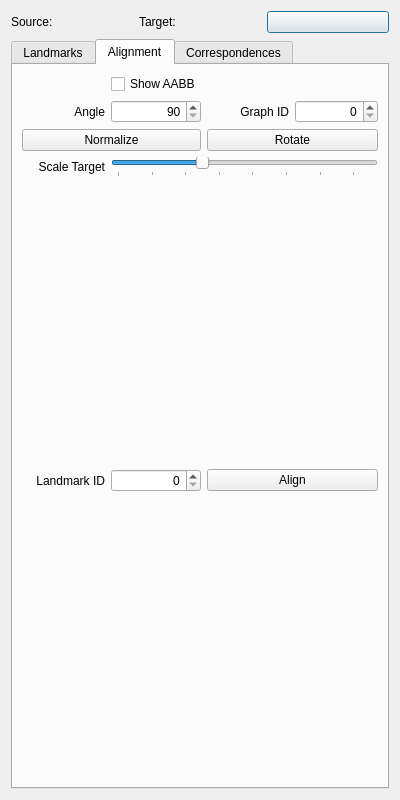
Qt form topo-blend/landmarks_dialog.ui (ialhashim/topo-blend) before a commit.
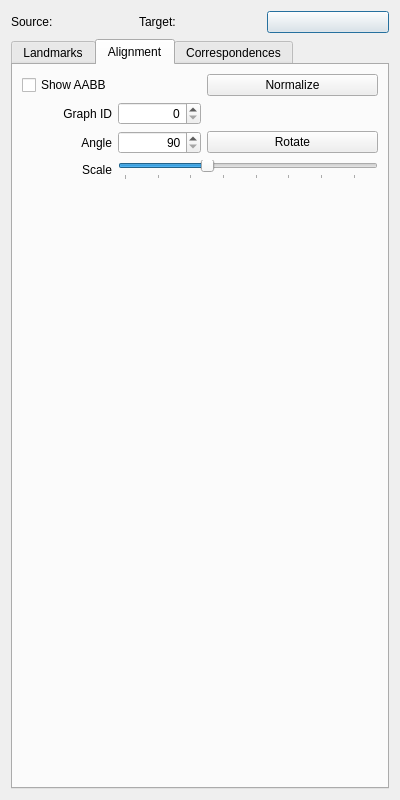
The same form after that commit. The open tabs and pages were chosen to show the change. Icons and pictures are not drawn.

Commit message: [Corr.] Added landmark features matrix. Work very well for test cases. [Structure] Changed the linking function.

What changed in the file:
```diff
--- a/topo-blend/landmarks_dialog.ui
+++ b/topo-blend/landmarks_dialog.ui
@@ -226,69 +226,6 @@
        <string>Alignment</string>
       </attribute>
       <layout class="QGridLayout" name="gridLayout">
-       <item row="7" column="3" colspan="2">
-        <widget class="QPushButton" name="alignButton">
-         <property name="text">
-          <string>Align</string>
-         </property>
-        </widget>
-       </item>
-       <item row="2" column="2">
-        <widget class="QSpinBox" name="angleAroundZ">
-         <property name="alignment">
-          <set>Qt::AlignRight|Qt::AlignTrailing|Qt::AlignVCenter</set>
-         </property>
-         <property name="minimum">
-          <number>90</number>
-         </property>
-         <property name="maximum">
-          <number>270</number>
-         </property>
-         <property name="singleStep">
-          <number>90</number>
-         </property>
-         <property name="value">
-          <number>90</number>
-         </property>
-        </widget>
-       </item>
-       <item row="7" column="2">
-        <widget class="QSpinBox" name="spinBox_2">
-         <property name="alignment">
-          <set>Qt::AlignRight|Qt::AlignTrailing|Qt::AlignVCenter</set>
-         </property>
-        </widget>
-       </item>
-       <item row="7" column="1">
-        <widget class="QLabel" name="label_2">
-         <property name="text">
-          <string>Landmark ID</string>
-         </property>
-         <property name="alignment">
-          <set>Qt::AlignRight|Qt::AlignTrailing|Qt::AlignVCenter</set>
-         </property>
-        </widget>
-       </item>
-       <item row="2" column="1">
-        <widget class="QLabel" name="label">
-         <property name="text">
-          <string>Angle</string>
-         </property>
-         <property name="alignment">
-          <set>Qt::AlignRight|Qt::AlignTrailing|Qt::AlignVCenter</set>
-         </property>
-        </widget>
-       </item>
-       <item row="2" column="3">
-        <widget class="QLabel" name="label_4">
-         <property name="text">
-          <string>Graph ID</string>
-         </property>
-         <property name="alignment">
-          <set>Qt::AlignRight|Qt::AlignTrailing|Qt::AlignVCenter</set>
-         </property>
-        </widget>
-       </item>
        <item row="10" column="1" colspan="4">
         <spacer name="verticalSpacer">
          <property name="orientation">
@@ -302,28 +239,14 @@
          </property>
         </spacer>
        </item>
-       <item row="1" column="2">
-        <widget class="QCheckBox" name="showAABB">
-         <property name="text">
-          <string>Show AABB</string>
-         </property>
-        </widget>
-       </item>
-       <item row="2" column="4">
-        <widget class="QSpinBox" name="graphID">
-         <property name="alignment">
-          <set>Qt::AlignRight|Qt::AlignTrailing|Qt::AlignVCenter</set>
-         </property>
-        </widget>
-       </item>
-       <item row="3" column="3" colspan="2">
+       <item row="5" column="3" colspan="2">
         <widget class="QPushButton" name="rotateButton">
          <property name="text">
           <string>Rotate</string>
          </property>
         </widget>
        </item>
-       <item row="4" column="2" colspan="3">
+       <item row="6" column="2" colspan="3">
         <widget class="QSlider" name="scaleTarget">
          <property name="minimum">
           <number>25</number>
@@ -354,35 +277,75 @@
          </property>
         </widget>
        </item>
-       <item row="4" column="1">
+       <item row="6" column="1">
         <widget class="QLabel" name="label_7">
          <property name="text">
-          <string>Scale Target</string>
+          <string>Scale</string>
          </property>
          <property name="alignment">
           <set>Qt::AlignRight|Qt::AlignTrailing|Qt::AlignVCenter</set>
          </property>
         </widget>
        </item>
-       <item row="3" column="1" colspan="2">
+       <item row="4" column="1">
+        <widget class="QLabel" name="label_4">
+         <property name="text">
+          <string>Graph ID</string>
+         </property>
+         <property name="alignment">
+          <set>Qt::AlignRight|Qt::AlignTrailing|Qt::AlignVCenter</set>
+         </property>
+        </widget>
+       </item>
+       <item row="4" column="2">
+        <widget class="QSpinBox" name="graphID">
+         <property name="alignment">
+          <set>Qt::AlignRight|Qt::AlignTrailing|Qt::AlignVCenter</set>
+         </property>
+        </widget>
+       </item>
+       <item row="5" column="1">
+        <widget class="QLabel" name="label">
+         <property name="text">
+          <string>Angle</string>
+         </property>
+         <property name="alignment">
+          <set>Qt::AlignRight|Qt::AlignTrailing|Qt::AlignVCenter</set>
+         </property>
+        </widget>
+       </item>
+       <item row="5" column="2">
+        <widget class="QSpinBox" name="angleAroundZ">
+         <property name="alignment">
+          <set>Qt::AlignRight|Qt::AlignTrailing|Qt::AlignVCenter</set>
+         </property>
+         <property name="minimum">
+          <number>90</number>
+         </property>
+         <property name="maximum">
+          <number>270</number>
+         </property>
+         <property name="singleStep">
+          <number>90</number>
+         </property>
+         <property name="value">
+          <number>90</number>
+         </property>
+        </widget>
+       </item>
+       <item row="3" column="3" colspan="2">
         <widget class="QPushButton" name="normalizeButton">
          <property name="text">
           <string>Normalize</string>
          </property>
         </widget>
        </item>
-       <item row="6" column="1" colspan="4">
-        <spacer name="verticalSpacer_2">
-         <property name="orientation">
-          <enum>Qt::Vertical</enum>
+       <item row="3" column="1">
+        <widget class="QCheckBox" name="showAABB">
+         <property name="text">
+          <string>Show AABB</string>
          </property>
-         <property name="sizeHint" stdset="0">
-          <size>
-           <width>20</width>
-           <height>40</height>
-          </size>
-         </property>
-        </spacer>
+        </widget>
        </item>
       </layout>
      </widget>
```
Left out of the diff: 113 changed lines with no effect on the pictures. The commit also changes 14 other files.
